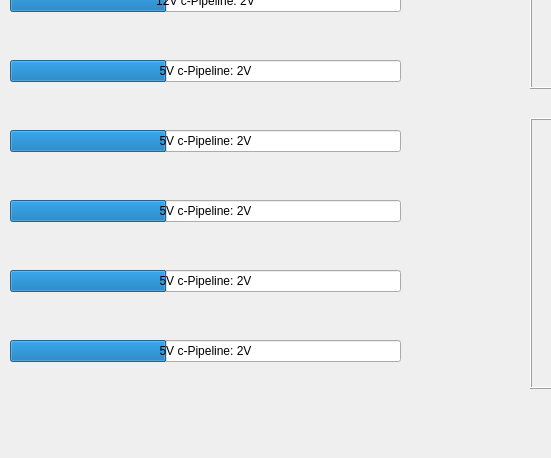
The window that src/my_plugin.ui (JuicyJay/juicy_plugin) describes before a commit, drawn with Qt 5; both pictures show x 0 to 551 and y 202 to 660 of the 956 by 660 pixel window.
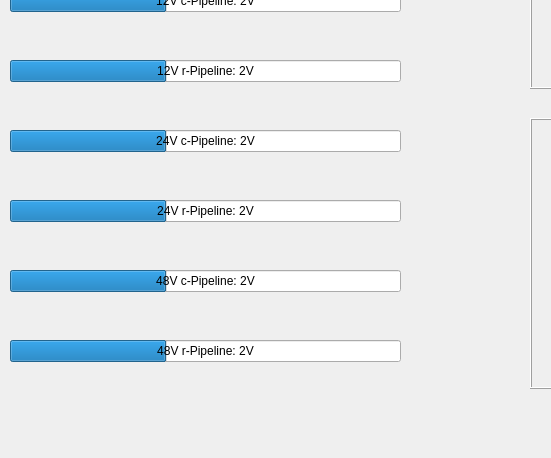
The same window after the commit.

```diff
--- a/src/my_plugin.ui
+++ b/src/my_plugin.ui
@@ -137,7 +137,7 @@
        <enum>QProgressBar::BottomToTop</enum>
       </property>
       <property name="format">
-       <string>5V c-Pipeline: %vV</string>
+       <string>12V r-Pipeline: %vV</string>
       </property>
      </widget>
     </item>
@@ -165,7 +165,7 @@
        <enum>QProgressBar::BottomToTop</enum>
       </property>
       <property name="format">
-       <string>5V c-Pipeline: %vV</string>
+       <string>24V c-Pipeline: %vV</string>
       </property>
      </widget>
     </item>
@@ -193,7 +193,7 @@
        <enum>QProgressBar::BottomToTop</enum>
       </property>
       <property name="format">
-       <string>5V c-Pipeline: %vV</string>
+       <string>24V r-Pipeline: %vV</string>
       </property>
      </widget>
     </item>
@@ -221,7 +221,7 @@
        <enum>QProgressBar::BottomToTop</enum>
       </property>
       <property name="format">
-       <string>5V c-Pipeline: %vV</string>
+       <string>48V c-Pipeline: %vV</string>
       </property>
      </widget>
     </item>
@@ -249,7 +249,7 @@
        <enum>QProgressBar::BottomToTop</enum>
       </property>
       <property name="format">
-       <string>5V c-Pipeline: %vV</string>
+       <string>48V r-Pipeline: %vV</string>
       </property>
      </widget>
     </item>
```
